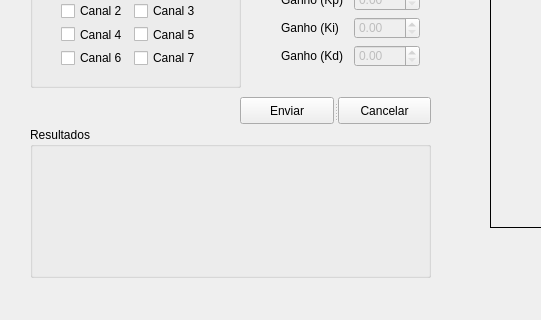
Qt form LabControle1/mainwindow.ui (marciojunior159/Projects) before a commit; both pictures show x 0 to 541 and y 380 to 700 of the 1200 by 700 pixel window.
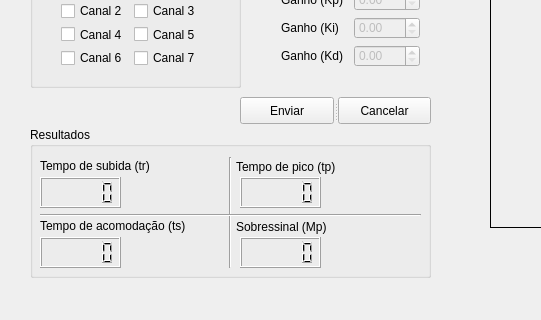
The same form after that commit. Custom widgets are drawn as their Qt base class.

Commit message: interface para os tempos e mudanças no mainwindow para segunda ordem

```diff
--- a/LabControle1/mainwindow.ui
+++ b/LabControle1/mainwindow.ui
@@ -646,6 +646,136 @@
     <property name="title">
      <string>Resultados</string>
     </property>
+    <widget class="QLCDNumber" name="lcdNumber_tr">
+     <property name="geometry">
+      <rect>
+       <x>10</x>
+       <y>50</y>
+       <width>81</width>
+       <height>31</height>
+      </rect>
+     </property>
+     <property name="smallDecimalPoint">
+      <bool>true</bool>
+     </property>
+    </widget>
+    <widget class="QLCDNumber" name="lcdNumber_ts">
+     <property name="geometry">
+      <rect>
+       <x>10</x>
+       <y>110</y>
+       <width>81</width>
+       <height>31</height>
+      </rect>
+     </property>
+     <property name="smallDecimalPoint">
+      <bool>true</bool>
+     </property>
+    </widget>
+    <widget class="QLCDNumber" name="lcdNumber_tp">
+     <property name="geometry">
+      <rect>
+       <x>210</x>
+       <y>50</y>
+       <width>81</width>
+       <height>31</height>
+      </rect>
+     </property>
+     <property name="smallDecimalPoint">
+      <bool>true</bool>
+     </property>
+    </widget>
+    <widget class="QLabel" name="label_11">
+     <property name="geometry">
+      <rect>
+       <x>10</x>
+       <y>30</y>
+       <width>141</width>
+       <height>17</height>
+      </rect>
+     </property>
+     <property name="text">
+      <string>Tempo de subida (tr)</string>
+     </property>
+    </widget>
+    <widget class="QLabel" name="label_12">
+     <property name="geometry">
+      <rect>
+       <x>10</x>
+       <y>90</y>
+       <width>183</width>
+       <height>17</height>
+      </rect>
+     </property>
+     <property name="text">
+      <string>Tempo de acomodação (ts)</string>
+     </property>
+    </widget>
+    <widget class="QLabel" name="label_13">
+     <property name="geometry">
+      <rect>
+       <x>206</x>
+       <y>30</y>
+       <width>161</width>
+       <height>20</height>
+      </rect>
+     </property>
+     <property name="text">
+      <string>Tempo de pico (tp)</string>
+     </property>
+    </widget>
+    <widget class="QLCDNumber" name="lcdNumber_mp">
+     <property name="geometry">
+      <rect>
+       <x>210</x>
+       <y>110</y>
+       <width>81</width>
+       <height>31</height>
+      </rect>
+     </property>
+     <property name="smallDecimalPoint">
+      <bool>true</bool>
+     </property>
+    </widget>
+    <widget class="QLabel" name="label_14">
+     <property name="geometry">
+      <rect>
+       <x>206</x>
+       <y>90</y>
+       <width>161</width>
+       <height>20</height>
+      </rect>
+     </property>
+     <property name="text">
+      <string>Sobressinal (Mp)</string>
+     </property>
+    </widget>
+    <widget class="Line" name="line">
+     <property name="geometry">
+      <rect>
+       <x>190</x>
+       <y>30</y>
+       <width>21</width>
+       <height>111</height>
+      </rect>
+     </property>
+     <property name="orientation">
+      <enum>Qt::Vertical</enum>
+     </property>
+    </widget>
+    <widget class="Line" name="line_2">
+     <property name="geometry">
+      <rect>
+       <x>10</x>
+       <y>80</y>
+       <width>381</width>
+       <height>16</height>
+      </rect>
+     </property>
+     <property name="orientation">
+      <enum>Qt::Horizontal</enum>
+     </property>
+    </widget>
    </widget>
    <zorder>layoutWidget</zorder>
    <zorder>radioButtonMalhaAberta</zorder>
```
Left out of the diff: 2 changed lines with no effect on the pictures. The commit also changes 2 other files.
